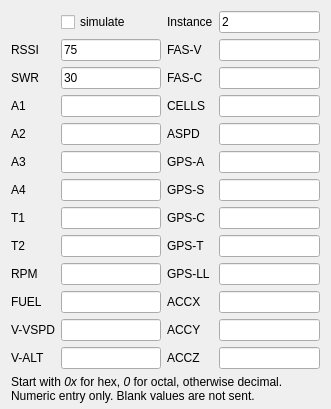
Above: companion/src/simulation/telemetrysimu.ui from opentx/opentx before the change. Below: the same form after it.
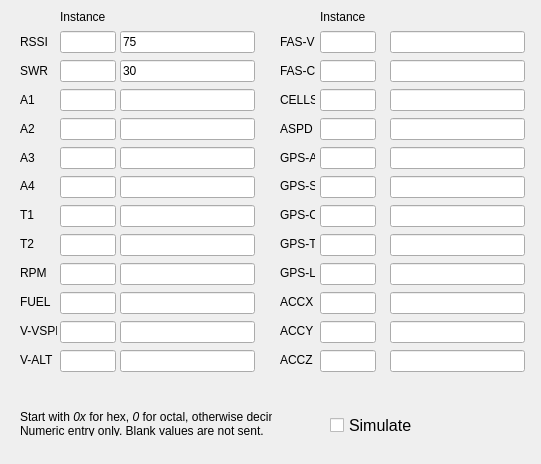
That is the form after the change.

Commit message:
Modified simulator dialog to query loaded model for used telemetry sensor ids.
NOTE: All sensor id will get default value of 32 if the telemetry sensor dialog is shown before model is fully initialized in the simulator.

Diff of the .ui file:
```diff
--- a/companion/src/simulation/telemetrysimu.ui
+++ b/companion/src/simulation/telemetrysimu.ui
@@ -6,283 +6,103 @@
    <rect>
     <x>0</x>
     <y>0</y>
-    <width>331</width>
-    <height>384</height>
+    <width>541</width>
+    <height>464</height>
    </rect>
   </property>
   <property name="windowTitle">
    <string>Telemetry Simulator</string>
   </property>
-  <layout class="QGridLayout" name="gridLayout">
-   <property name="bottomMargin">
-    <number>6</number>
+  <widget class="QLabel" name="label_25">
+   <property name="geometry">
+    <rect>
+     <x>20</x>
+     <y>410</y>
+     <width>252</width>
+     <height>26</height>
+    </rect>
    </property>
-   <item row="3" column="0">
-    <spacer name="verticalSpacer">
-     <property name="orientation">
-      <enum>Qt::Vertical</enum>
-     </property>
-     <property name="sizeHint" stdset="0">
-      <size>
-       <width>20</width>
-       <height>40</height>
-      </size>
-     </property>
-    </spacer>
-   </item>
-   <item row="1" column="0">
-    <layout class="QGridLayout" name="gridLayout_2">
-     <item row="12" column="0">
-      <widget class="QLabel" name="label_12">
-       <property name="toolTip">
-        <string>Vario Altitude</string>
-       </property>
        <property name="text">
-        <string>V-ALT</string>
-       </property>
-      </widget>
-     </item>
-     <item row="11" column="0">
-      <widget class="QLabel" name="label_11">
-       <property name="toolTip">
-        <string>Vario Vertical Speed</string>
-       </property>
-       <property name="text">
-        <string>V-VSPD</string>
-       </property>
-      </widget>
-     </item>
-     <item row="12" column="1">
-      <widget class="QLineEdit" name="valt"/>
-     </item>
-     <item row="11" column="1">
-      <widget class="QLineEdit" name="vspeed"/>
-     </item>
-     <item row="5" column="3">
-      <widget class="QLineEdit" name="gps_alt"/>
-     </item>
-     <item row="12" column="2">
-      <widget class="QLabel" name="label_15">
-       <property name="text">
-        <string>ACCZ</string>
-       </property>
-      </widget>
-     </item>
-     <item row="8" column="2">
-      <widget class="QLabel" name="label_23">
+    <string>&lt;html&gt;&lt;head/&gt;&lt;body&gt;&lt;p&gt;Start with &lt;span style=&quot; font-style:italic;&quot;&gt;0x&lt;/span&gt; for hex, &lt;span style=&quot; font-style:italic;&quot;&gt;0&lt;/span&gt; for octal, otherwise decimal.&lt;br/&gt;Numeric entry only. Blank values are not sent.&lt;/p&gt;&lt;/body&gt;&lt;/html&gt;</string>
+   </property>
+  </widget>
+  <widget class="QCheckBox" name="Simulate">
+   <property name="geometry">
+    <rect>
+     <x>330</x>
+     <y>410</y>
+     <width>101</width>
+     <height>31</height>
+    </rect>
+   </property>
+   <property name="font">
+    <font>
+     <pointsize>12</pointsize>
+    </font>
+   </property>
        <property name="toolTip">
         <string>GPS Time</string>
        </property>
        <property name="text">
-        <string>GPS-T</string>
-       </property>
-      </widget>
-     </item>
-     <item row="8" column="3">
-      <widget class="QLineEdit" name="gps_time"/>
-     </item>
-     <item row="10" column="2">
-      <widget class="QLabel" name="label_13">
-       <property name="text">
-        <string>ACCX</string>
-       </property>
-      </widget>
-     </item>
-     <item row="10" column="3">
-      <widget class="QLineEdit" name="accx"/>
-     </item>
-     <item row="3" column="3">
-      <widget class="QLineEdit" name="cells"/>
-     </item>
-     <item row="2" column="3">
-      <widget class="QLineEdit" name="curr"/>
-     </item>
-     <item row="6" column="3">
-      <widget class="QLineEdit" name="gps_speed"/>
-     </item>
-     <item row="9" column="2">
-      <widget class="QLabel" name="label_24">
-       <property name="toolTip">
-        <string>GPS Lat/Lon</string>
-       </property>
-       <property name="text">
-        <string>GPS-LL</string>
-       </property>
-      </widget>
-     </item>
-     <item row="1" column="2">
-      <widget class="QLabel" name="label_17">
-       <property name="toolTip">
-        <string>VFAS</string>
-       </property>
-       <property name="text">
-        <string>FAS-V</string>
-       </property>
-      </widget>
-     </item>
-     <item row="6" column="2">
-      <widget class="QLabel" name="label_21">
-       <property name="toolTip">
-        <string>GPS Speed</string>
-       </property>
-       <property name="text">
-        <string>GPS-S</string>
-       </property>
-      </widget>
-     </item>
-     <item row="3" column="2">
-      <widget class="QLabel" name="label_19">
-       <property name="text">
-        <string>CELLS</string>
-       </property>
-      </widget>
-     </item>
-     <item row="11" column="3">
-      <widget class="QLineEdit" name="accy"/>
-     </item>
-     <item row="7" column="3">
-      <widget class="QLineEdit" name="gps_course"/>
-     </item>
-     <item row="1" column="3">
-      <widget class="QLineEdit" name="vfas"/>
-     </item>
-     <item row="11" column="2">
-      <widget class="QLabel" name="label_14">
-       <property name="text">
-        <string>ACCY</string>
-       </property>
-      </widget>
-     </item>
-     <item row="7" column="2">
-      <widget class="QLabel" name="label_22">
-       <property name="toolTip">
-        <string>GPS Course</string>
-       </property>
-       <property name="text">
-        <string>GPS-C</string>
-       </property>
-      </widget>
-     </item>
-     <item row="9" column="3">
-      <widget class="QLineEdit" name="gps_latlon"/>
-     </item>
-     <item row="12" column="3">
-      <widget class="QLineEdit" name="accz"/>
-     </item>
-     <item row="5" column="2">
-      <widget class="QLabel" name="label_20">
-       <property name="toolTip">
-        <string>GPS Altitude</string>
-       </property>
-       <property name="text">
-        <string>GPS-A</string>
-       </property>
-      </widget>
-     </item>
-     <item row="2" column="2">
-      <widget class="QLabel" name="label_18">
-       <property name="toolTip">
-        <string>CURRENT</string>
-       </property>
-       <property name="text">
-        <string>FAS-C</string>
-       </property>
-      </widget>
-     </item>
-     <item row="2" column="1">
-      <widget class="QLineEdit" name="Swr">
-       <property name="text">
-        <string>30</string>
-       </property>
-      </widget>
-     </item>
-     <item row="1" column="0">
+    <string>Simulate</string>
+   </property>
+  </widget>
+  <widget class="QWidget" name="layoutWidget">
+   <property name="geometry">
+    <rect>
+     <x>20</x>
+     <y>30</y>
+     <width>37</width>
+     <height>341</height>
+    </rect>
+   </property>
+   <layout class="QGridLayout" name="col1">
+    <property name="topMargin">
+     <number>0</number>
+    </property>
+    <item row="0" column="0">
       <widget class="QLabel" name="label">
        <property name="text">
         <string>RSSI</string>
        </property>
       </widget>
      </item>
-     <item row="1" column="1">
-      <widget class="QLineEdit" name="Rssi">
-       <property name="text">
-        <string>75</string>
-       </property>
-      </widget>
-     </item>
-     <item row="2" column="0">
+    <item row="1" column="0">
       <widget class="QLabel" name="label_2">
        <property name="text">
         <string>SWR</string>
        </property>
       </widget>
      </item>
-     <item row="4" column="2">
-      <widget class="QLabel" name="label_16">
-       <property name="toolTip">
-        <string>FR_ID_AIR_SPEED</string>
-       </property>
-       <property name="text">
-        <string>ASPD</string>
-       </property>
-      </widget>
-     </item>
-     <item row="4" column="3">
-      <widget class="QLineEdit" name="aspeed"/>
-     </item>
-     <item row="3" column="1">
-      <widget class="QLineEdit" name="A1"/>
-     </item>
-     <item row="4" column="1">
-      <widget class="QLineEdit" name="A2"/>
-     </item>
-     <item row="5" column="1">
-      <widget class="QLineEdit" name="A3"/>
-     </item>
-     <item row="6" column="1">
-      <widget class="QLineEdit" name="A4"/>
-     </item>
-     <item row="7" column="1">
-      <widget class="QLineEdit" name="T1"/>
-     </item>
-     <item row="8" column="1">
-      <widget class="QLineEdit" name="T2"/>
-     </item>
-     <item row="9" column="1">
-      <widget class="QLineEdit" name="rpm"/>
-     </item>
-     <item row="10" column="1">
-      <widget class="QLineEdit" name="fuel"/>
-     </item>
-     <item row="3" column="0">
+    <item row="2" column="0">
       <widget class="QLabel" name="label_3">
        <property name="text">
         <string>A1</string>
        </property>
       </widget>
      </item>
-     <item row="4" column="0">
+    <item row="3" column="0">
       <widget class="QLabel" name="label_4">
        <property name="text">
         <string>A2</string>
        </property>
       </widget>
      </item>
-     <item row="5" column="0">
+    <item row="4" column="0">
       <widget class="QLabel" name="label_6">
        <property name="text">
         <string>A3</string>
        </property>
       </widget>
      </item>
-     <item row="6" column="0">
+    <item row="5" column="0">
       <widget class="QLabel" name="label_7">
        <property name="text">
         <string>A4</string>
        </property>
       </widget>
      </item>
-     <item row="7" column="0">
+    <item row="6" column="0">
       <widget class="QLabel" name="label_8">
        <property name="toolTip">
         <string>Temperature 1</string>
@@ -292,7 +112,7 @@
        </property>
       </widget>
      </item>
-     <item row="8" column="0">
+    <item row="7" column="0">
       <widget class="QLabel" name="label_9">
        <property name="toolTip">
         <string>Temperature 2</string>
@@ -302,54 +122,388 @@
        </property>
       </widget>
      </item>
-     <item row="9" column="0">
+    <item row="8" column="0">
       <widget class="QLabel" name="label_5">
        <property name="text">
         <string>RPM</string>
        </property>
       </widget>
      </item>
-     <item row="10" column="0">
+    <item row="9" column="0">
       <widget class="QLabel" name="label_10">
        <property name="text">
         <string>FUEL</string>
        </property>
       </widget>
      </item>
-     <item row="0" column="1">
-      <widget class="QCheckBox" name="Simulate">
+    <item row="10" column="0">
+     <widget class="QLabel" name="label_11">
        <property name="toolTip">
         <string>When enabled, sends any non-blank values as simulated telemetry data.</string>
        </property>
        <property name="text">
-        <string>simulate</string>
+       <string>V-VSPD</string>
        </property>
       </widget>
      </item>
-     <item row="0" column="2">
+    <item row="11" column="0">
+     <widget class="QLabel" name="label_12">
+      <property name="toolTip">
+       <string>Vario Altitude</string>
+      </property>
+      <property name="text">
+       <string>V-ALT</string>
+      </property>
+     </widget>
+    </item>
+   </layout>
+  </widget>
+  <widget class="QWidget" name="layoutWidget">
+   <property name="geometry">
+    <rect>
+     <x>60</x>
+     <y>30</y>
+     <width>56</width>
+     <height>351</height>
+    </rect>
+   </property>
+   <layout class="QGridLayout" name="col2">
+    <item row="8" column="0">
+     <widget class="QLineEdit" name="rpm_inst"/>
+    </item>
+    <item row="2" column="0">
+     <widget class="QLineEdit" name="a1_inst"/>
+    </item>
+    <item row="5" column="0">
+     <widget class="QLineEdit" name="a4_inst"/>
+    </item>
+    <item row="0" column="0">
+     <widget class="QLineEdit" name="rssi_inst"/>
+    </item>
+    <item row="6" column="0">
+     <widget class="QLineEdit" name="t1_inst"/>
+    </item>
+    <item row="3" column="0">
+     <widget class="QLineEdit" name="a2_inst"/>
+    </item>
+    <item row="4" column="0">
+     <widget class="QLineEdit" name="a3_inst"/>
+    </item>
+    <item row="7" column="0">
+     <widget class="QLineEdit" name="t2_inst"/>
+    </item>
+    <item row="9" column="0">
+     <widget class="QLineEdit" name="fuel_inst"/>
+    </item>
+    <item row="10" column="0">
+     <widget class="QLineEdit" name="vvspd_inst"/>
+    </item>
+    <item row="11" column="0">
+     <widget class="QLineEdit" name="valt_inst"/>
+    </item>
+    <item row="1" column="0">
+     <widget class="QLineEdit" name="swr_inst"/>
+    </item>
+   </layout>
+  </widget>
+  <widget class="QWidget" name="layoutWidget">
+   <property name="geometry">
+    <rect>
+     <x>120</x>
+     <y>30</y>
+     <width>135</width>
+     <height>351</height>
+    </rect>
+   </property>
+   <layout class="QGridLayout" name="col3">
+    <item row="0" column="0">
+     <widget class="QLineEdit" name="Rssi">
+      <property name="text">
+       <string>75</string>
+      </property>
+     </widget>
+    </item>
+    <item row="1" column="0">
+     <widget class="QLineEdit" name="Swr">
+      <property name="text">
+       <string>30</string>
+      </property>
+     </widget>
+    </item>
+    <item row="2" column="0">
+     <widget class="QLineEdit" name="A1"/>
+    </item>
+    <item row="3" column="0">
+     <widget class="QLineEdit" name="A2"/>
+    </item>
+    <item row="4" column="0">
+     <widget class="QLineEdit" name="A3"/>
+    </item>
+    <item row="5" column="0">
+     <widget class="QLineEdit" name="A4"/>
+    </item>
+    <item row="6" column="0">
+     <widget class="QLineEdit" name="T1"/>
+    </item>
+    <item row="7" column="0">
+     <widget class="QLineEdit" name="T2"/>
+    </item>
+    <item row="8" column="0">
+     <widget class="QLineEdit" name="rpm"/>
+    </item>
+    <item row="9" column="0">
+     <widget class="QLineEdit" name="fuel"/>
+    </item>
+    <item row="10" column="0">
+     <widget class="QLineEdit" name="vspeed"/>
+    </item>
+    <item row="11" column="0">
+     <widget class="QLineEdit" name="valt"/>
+    </item>
+   </layout>
+  </widget>
+  <widget class="QWidget" name="layoutWidget">
+   <property name="geometry">
+    <rect>
+     <x>280</x>
+     <y>30</y>
+     <width>35</width>
+     <height>341</height>
+    </rect>
+   </property>
+   <layout class="QGridLayout" name="col4">
+    <item row="0" column="0">
+     <widget class="QLabel" name="label_17">
+      <property name="toolTip">
+       <string>VFAS</string>
+      </property>
+      <property name="text">
+       <string>FAS-V</string>
+      </property>
+     </widget>
+    </item>
+    <item row="1" column="0">
+     <widget class="QLabel" name="label_18">
+      <property name="toolTip">
+       <string>CURRENT</string>
+      </property>
+      <property name="text">
+       <string>FAS-C</string>
+      </property>
+     </widget>
+    </item>
+    <item row="2" column="0">
+     <widget class="QLabel" name="label_19">
+      <property name="text">
+       <string>CELLS</string>
+      </property>
+     </widget>
+    </item>
+    <item row="3" column="0">
+     <widget class="QLabel" name="label_16">
+      <property name="toolTip">
+       <string>FR_ID_AIR_SPEED</string>
+      </property>
+      <property name="text">
+       <string>ASPD</string>
+      </property>
+     </widget>
+    </item>
+    <item row="4" column="0">
+     <widget class="QLabel" name="label_20">
+      <property name="toolTip">
+       <string>GPS Altitude</string>
+      </property>
+      <property name="text">
+       <string>GPS-A</string>
+      </property>
+     </widget>
+    </item>
+    <item row="5" column="0">
+     <widget class="QLabel" name="label_21">
+      <property name="toolTip">
+       <string>GPS Speed</string>
+      </property>
+      <property name="text">
+       <string>GPS-S</string>
+      </property>
+     </widget>
+    </item>
+    <item row="6" column="0">
+     <widget class="QLabel" name="label_22">
+      <property name="toolTip">
+       <string>GPS Course</string>
+      </property>
+      <property name="text">
+       <string>GPS-C</string>
+      </property>
+     </widget>
+    </item>
+    <item row="7" column="0">
+     <widget class="QLabel" name="label_23">
+      <property name="toolTip">
+       <string>&lt;html&gt;&lt;head/&gt;&lt;body&gt;&lt;p&gt;GPS Time dd-MM-yyyy hh:mm:ss&lt;/p&gt;&lt;/body&gt;&lt;/html&gt;</string>
+      </property>
+      <property name="text">
+       <string>GPS-T</string>
+      </property>
+     </widget>
+    </item>
+    <item row="8" column="0">
+     <widget class="QLabel" name="label_24">
+      <property name="toolTip">
+       <string>GPS Lat/Lon</string>
+      </property>
+      <property name="text">
+       <string>GPS-LL</string>
+      </property>
+     </widget>
+    </item>
+    <item row="9" column="0">
+     <widget class="QLabel" name="label_13">
+      <property name="text">
+       <string>ACCX</string>
+      </property>
+     </widget>
+    </item>
+    <item row="10" column="0">
+     <widget class="QLabel" name="label_14">
+      <property name="text">
+       <string>ACCY</string>
+      </property>
+     </widget>
+    </item>
+    <item row="11" column="0">
+     <widget class="QLabel" name="label_15">
+      <property name="text">
+       <string>ACCZ</string>
+      </property>
+     </widget>
+    </item>
+   </layout>
+  </widget>
+  <widget class="QWidget" name="layoutWidget">
+   <property name="geometry">
+    <rect>
+     <x>320</x>
+     <y>30</y>
+     <width>56</width>
+     <height>351</height>
+    </rect>
+   </property>
+   <layout class="QGridLayout" name="col5">
+    <item row="0" column="0">
+     <widget class="QLineEdit" name="fasv_inst"/>
+    </item>
+    <item row="1" column="0">
+     <widget class="QLineEdit" name="fasc_inst"/>
+    </item>
+    <item row="2" column="0">
+     <widget class="QLineEdit" name="cells_inst"/>
+    </item>
+    <item row="3" column="0">
+     <widget class="QLineEdit" name="aspd_inst"/>
+    </item>
+    <item row="4" column="0">
+     <widget class="QLineEdit" name="gpsa_inst"/>
+    </item>
+    <item row="5" column="0">
+     <widget class="QLineEdit" name="gpss_inst"/>
+    </item>
+    <item row="6" column="0">
+     <widget class="QLineEdit" name="gpsc_inst"/>
+    </item>
+    <item row="7" column="0">
+     <widget class="QLineEdit" name="gpst_inst"/>
+    </item>
+    <item row="8" column="0">
+     <widget class="QLineEdit" name="gpsll_inst"/>
+    </item>
+    <item row="9" column="0">
+     <widget class="QLineEdit" name="accx_inst"/>
+    </item>
+    <item row="10" column="0">
+     <widget class="QLineEdit" name="accy_inst"/>
+    </item>
+    <item row="11" column="0">
+     <widget class="QLineEdit" name="accz_inst"/>
+    </item>
+   </layout>
+  </widget>
+  <widget class="QWidget" name="layoutWidget">
+   <property name="geometry">
+    <rect>
+     <x>390</x>
+     <y>30</y>
+     <width>135</width>
+     <height>351</height>
+    </rect>
+   </property>
+   <layout class="QGridLayout" name="col6">
+    <item row="0" column="0">
+     <widget class="QLineEdit" name="vfas"/>
+    </item>
+    <item row="1" column="0">
+     <widget class="QLineEdit" name="curr"/>
+    </item>
+    <item row="2" column="0">
+     <widget class="QLineEdit" name="cells"/>
+    </item>
+    <item row="3" column="0">
+     <widget class="QLineEdit" name="aspeed"/>
+    </item>
+    <item row="4" column="0">
+     <widget class="QLineEdit" name="gps_alt"/>
+    </item>
+    <item row="5" column="0">
+     <widget class="QLineEdit" name="gps_speed"/>
+    </item>
+    <item row="6" column="0">
+     <widget class="QLineEdit" name="gps_course"/>
+    </item>
+    <item row="7" column="0">
+     <widget class="QLineEdit" name="gps_time"/>
+    </item>
+    <item row="8" column="0">
+     <widget class="QLineEdit" name="gps_latlon"/>
+    </item>
+    <item row="9" column="0">
+     <widget class="QLineEdit" name="accx"/>
+    </item>
+    <item row="10" column="0">
+     <widget class="QLineEdit" name="accy"/>
+    </item>
+    <item row="11" column="0">
+     <widget class="QLineEdit" name="accz"/>
+    </item>
+   </layout>
+  </widget>
       <widget class="QLabel" name="label_26">
-       <property name="text">
-        <string>Instance</string>
-       </property>
-      </widget>
-     </item>
-     <item row="0" column="3">
-      <widget class="QLineEdit" name="Instance">
+   <property name="geometry">
+    <rect>
+     <x>60</x>
+     <y>10</y>
+     <width>46</width>
+     <height>13</height>
+    </rect>
+   </property>
        <property name="text">
-        <string>2</string>
-       </property>
-      </widget>
-     </item>
-    </layout>
-   </item>
-   <item row="2" column="0">
-    <widget class="QLabel" name="label_25">
+    <string>Instance:</string>
+   </property>
+  </widget>
+  <widget class="QLabel" name="label_27">
+   <property name="geometry">
+    <rect>
+     <x>320</x>
+     <y>10</y>
+     <width>46</width>
+     <height>13</height>
+    </rect>
+   </property>
      <property name="text">
-      <string>&lt;html&gt;&lt;head/&gt;&lt;body&gt;&lt;p&gt;Start with &lt;span style=&quot; font-style:italic;&quot;&gt;0x&lt;/span&gt; for hex, &lt;span style=&quot; font-style:italic;&quot;&gt;0&lt;/span&gt; for octal, otherwise decimal.&lt;br/&gt;Numeric entry only. Blank values are not sent.&lt;/p&gt;&lt;/body&gt;&lt;/html&gt;</string>
-     </property>
-    </widget>
-   </item>
-  </layout>
+    <string>Instance:</string>
+   </property>
+  </widget>
  </widget>
  <tabstops>
   <tabstop>Simulate</tabstop>
```
Left out of the diff: 52 changed lines with no effect on the pictures. Lines whose indentation alone changed are shown as unchanged. The commit also changes 5 other files.
